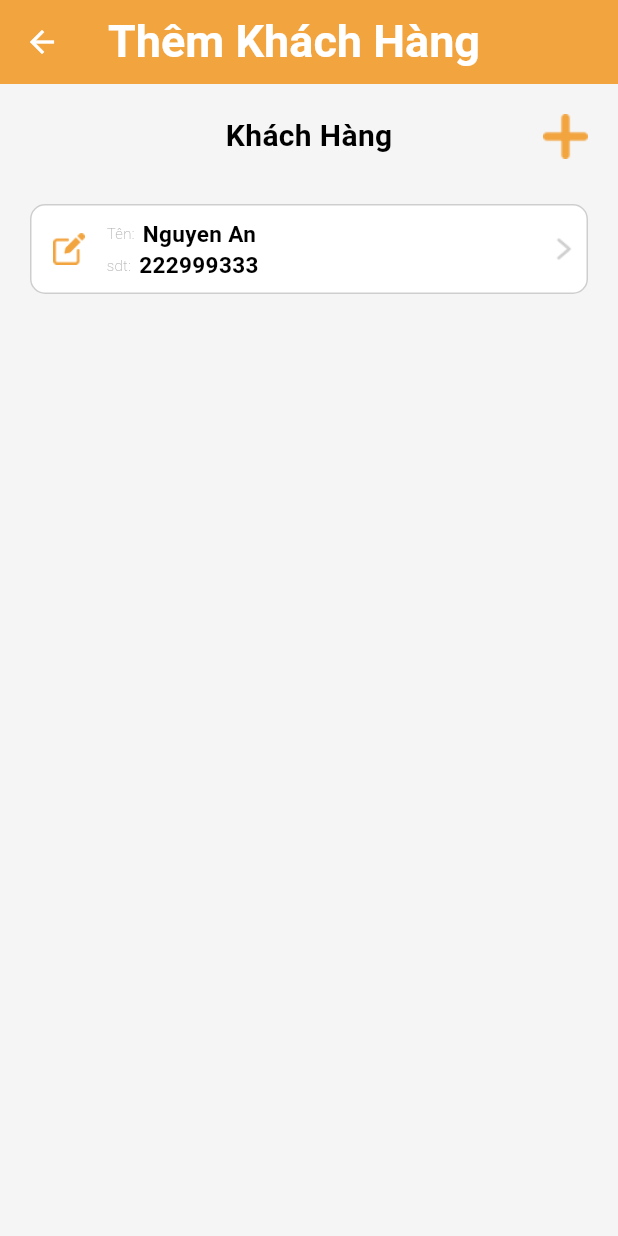
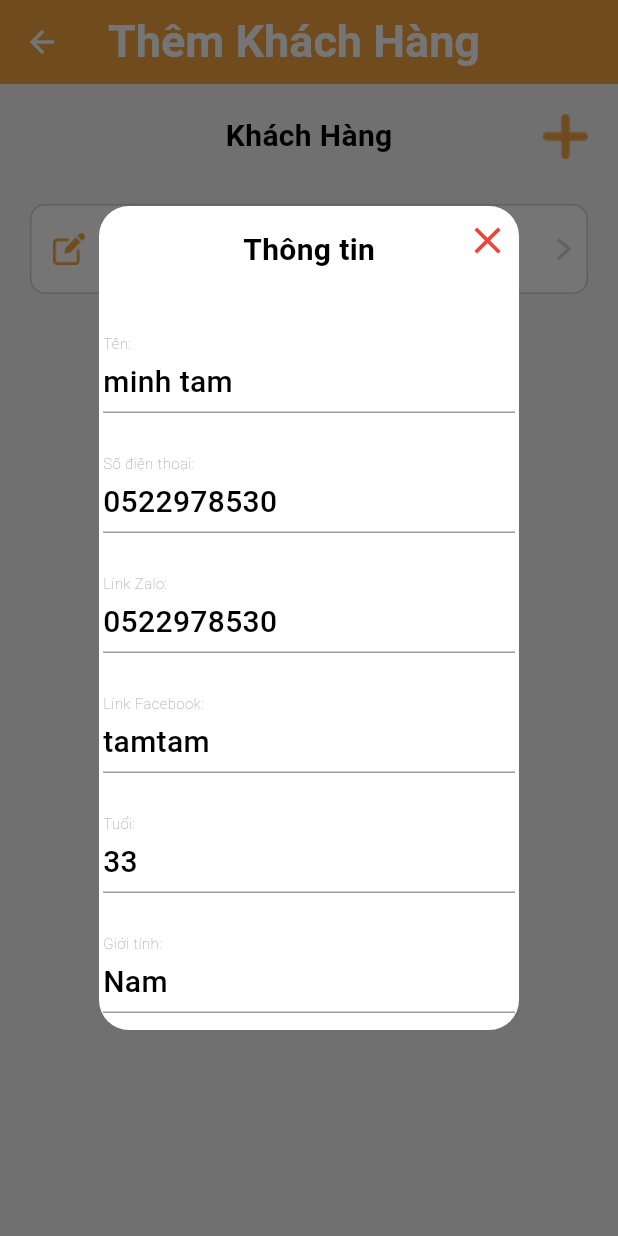
Before and after one commit to tamvu07/TA_Shop, a Flutter app: the AddUsersPage screen opened by its route, after a tap on "Tên:", on a phone screen of 412 x 824 dp. Run offline on Flutter 3.47's test engine with Material 3 defaults, Android fonts, the phone set to English and light mode, and no system bars; drawn by our look-alikes of keyboard_actions; our stand-ins replace firebase_core, firebase_database, go_router, logger; accounts and stored records are empty.

Commit message:
*Update code

```diff
--- a/TAShop/lib/src/screens/add_users_page.dart
+++ b/TAShop/lib/src/screens/add_users_page.dart
@@ -266,7 +266,9 @@ class _AddUsersPageState extends State<AddUsersPage> {
               showAlertAddUser(context);
             }),
             const SizedBox(height: 20),
-            _buildContentItem("Nguyen An", "222999333", () {}),
+            _buildContentItem("Nguyen An", "222999333", () {
+              showAlertDetailInfoUser(context);
+            }),
             // const SizedBox(height: 20),
           ],
         ),
@@ -405,7 +407,11 @@ class _AddUsersPageState extends State<AddUsersPage> {
                         alignment: Alignment.center,
                         child: Padding(
                           padding: EdgeInsets.only(top: 15.0),
-                          child: Text("Thông tin"),
+                          child: Text("Thông tin",
+                              style: TextStyle(
+                                  fontSize: 20.0,
+                                  fontWeight: FontWeight.bold,
+                                  color: Colors.black)),
                         ),
                       ),
                       const SizedBox(height: 20),
@@ -611,4 +617,118 @@ class _AddUsersPageState extends State<AddUsersPage> {
       ),
     );
   }
+
+  // show detail information of user
+  showAlertDetailInfoUser(BuildContext context) {
+    // set up the AlertDialog
+    Dialog alert = Dialog(
+      backgroundColor: Colors.transparent,
+      child: KeyboardActions(
+        config: _buildConfig(context),
+        child: Container(
+            decoration: BoxDecoration(
+                borderRadius: BorderRadius.circular(20.0),
+                color: Colors.white.withOpacity(1.0)),
+            width: MediaQuery.of(context).size.width / 1.5,
+            height: MediaQuery.of(context).size.height / 1.5,
+            child: Stack(
+              children: [
+                SingleChildScrollView(
+                  child: Column(
+                    children: [
+                      const Align(
+                        alignment: Alignment.center,
+                        child: Padding(
+                          padding: EdgeInsets.only(top: 15.0),
+                          child: Text("Thông tin",
+                              style: TextStyle(
+                                  fontSize: 20.0,
+                                  fontWeight: FontWeight.bold,
+                                  color: Colors.black)),
+                        ),
+                      ),
+                      const SizedBox(height: 40),
+                      _buildLableTextDetailInfo("Tên:", "minh tam"),
+                      const SizedBox(height: 20),
+                      _buildLableTextDetailInfo("Số điện thoại:", "0522978530"),
+                      const SizedBox(height: 20),
+                      _buildLableTextDetailInfo("Link Zalo:", "0522978530"),
+                      const SizedBox(height: 20),
+                      _buildLableTextDetailInfo("Link Facebook:", "tamtam"),
+                      const SizedBox(height: 20),
+                      _buildLableTextDetailInfo("Tuổi:", "33"),
+                      const SizedBox(height: 20),
+                      _buildLableTextDetailInfo("Giới tính:", "Nam"),
+                    ],
+                  ),
+                ),
+                Positioned(
+                    right: 0.0,
+                    child: MouseRegion(
+                      cursor: MaterialStateMouseCursor.clickable,
+                      child: GestureDetector(
+                        onTap: () {
+                          Navigator.pop(context);
+                        },
+                        child: const Align(
+                            alignment: Alignment.topRight,
+                            child: Padding(
+                              padding: EdgeInsets.all(8.0),
+                              child: CircleAvatar(
+                                radius: 14.0,
+                                backgroundColor: Colors.transparent,
+                                child: Icon(Icons.close,
+                                    color: Colors.red, size: 30),
+                              ),
+                            )),
+                      ),
+                    ))
+              ],
+            )),
+      ),
+    );
+
+    // Show the Dialog
+    showDialog(
+      context: context,
+      barrierDismissible: true,
+      builder: (BuildContext context) {
+        return WillPopScope(
+          onWillPop: () async {
+            return true;
+          },
+          child: alert,
+        );
+      },
+    );
+  }
+
+  Widget _buildLableTextDetailInfo(String title, String text) {
+    return SizedBox(
+      width: MediaQuery.of(context).size.width / 1.5,
+      height: 60.0,
+      child: Column(
+        mainAxisAlignment: MainAxisAlignment.start,
+        crossAxisAlignment: CrossAxisAlignment.start,
+        children: [
+          Text(title,
+              style: const TextStyle(
+                  color: Colors.grey,
+                  fontSize: 10.0,
+                  fontWeight: FontWeight.w100)),
+          const SizedBox(height: 5),
+          Text(text,
+              style: const TextStyle(
+                  color: Colors.black,
+                  fontSize: 20.0,
+                  fontWeight: FontWeight.w500)),
+          const SizedBox(height: 5),
+          Container(
+            height: 1,
+            color: Colors.grey,
+          )
+        ],
+      ),
+    );
+  }
 }
```
